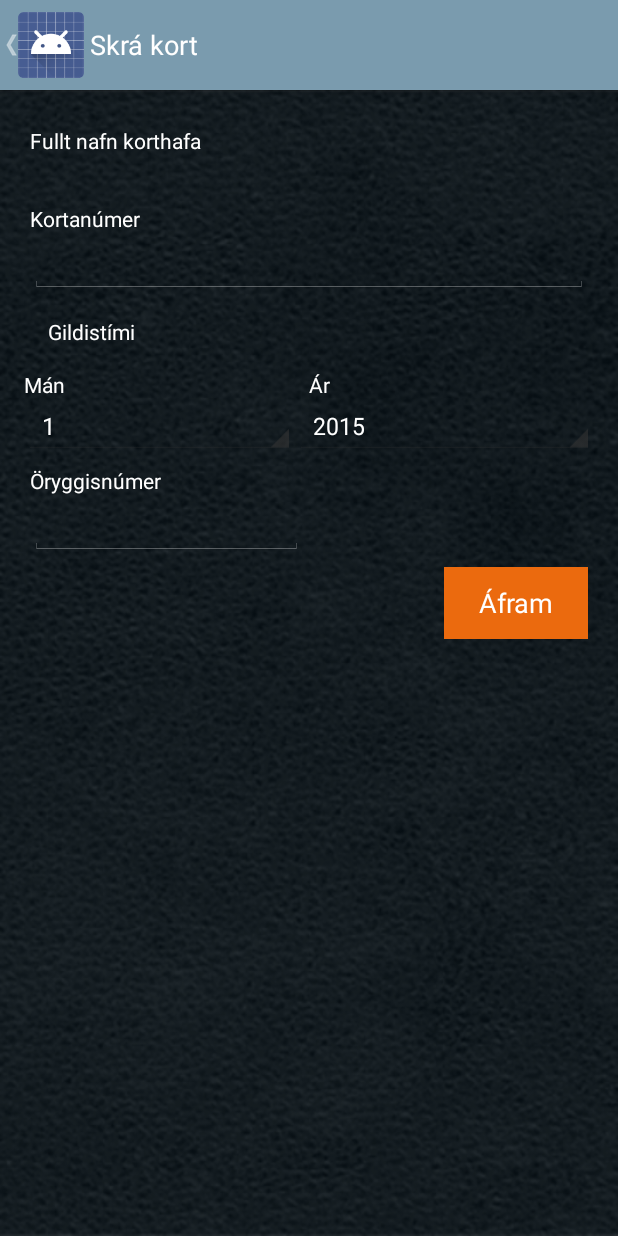
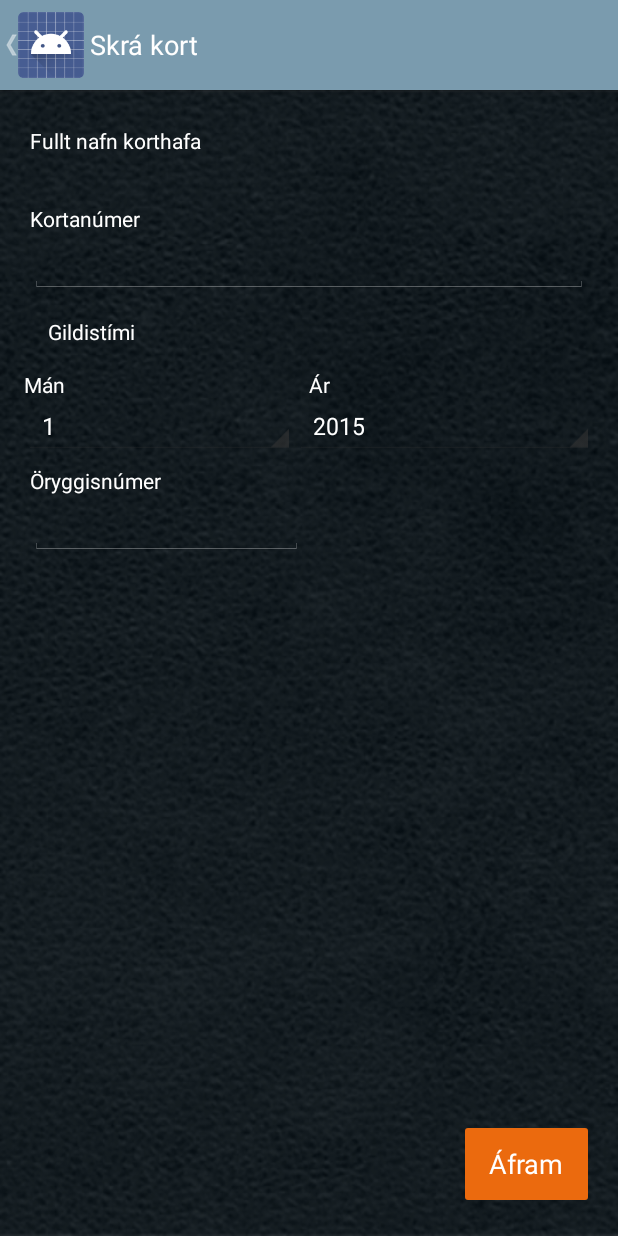
Before and after one commit to eggertj12/nfc, an Android app: the RegisterCardActivity screen opened directly, with no data from a screen before it, on a phone screen of 412 x 824 dp. Run offline under Robolectric (Android 15) with nearby library versions, the phone set to English and light mode, and no system bars; 1 statement that could not run was skipped.

Commit message:
Lots of layout fixes and fixed bug of back button not working in RegisterCard activity

```diff
--- a/app/src/main/java/is/valitor/lokaverkefni/oturgjold/MainActivity.java
+++ b/app/src/main/java/is/valitor/lokaverkefni/oturgjold/MainActivity.java
@@ -33,7 +33,7 @@ import is.valitor.lokaverkefni.oturgjold.utils.NetworkUtil;
 
 
 public class MainActivity extends FragmentActivity {
-    public static final int RESULT_ADD_CARD = 0;
+    public static final int RESULT_ADD_CARD = 1;
 
     private static final int REQUEST_REGISTER_USER = 1;
     private static final int REQUEST_REGISTER_CARD = 2;
@@ -270,6 +270,7 @@ public class MainActivity extends FragmentActivity {
 
         LinearLayout mainLayout = (LinearLayout) findViewById(R.id.mainLinearLayout);
         View registerLayout = findViewById(R.id.sublayout_register);
+        View addCardLayout = findViewById(R.id.sublayout_add_card);
         View paymentLayout = findViewById(R.id.sublayout_payment);
 
         ViewPager vp = (ViewPager) findViewById(R.id.cardPager);
@@ -282,6 +283,7 @@ public class MainActivity extends FragmentActivity {
             getActionBar().hide();
 
             paymentLayout.setVisibility(View.INVISIBLE);
+            addCardLayout.setVisibility(View.INVISIBLE);
             registerLayout.setVisibility(View.VISIBLE);
 
             vp.setVisibility(View.INVISIBLE);
@@ -293,6 +295,7 @@ public class MainActivity extends FragmentActivity {
 
             // Should never happen, but just in case
             paymentLayout.setVisibility(View.INVISIBLE);
+            addCardLayout.setVisibility(View.VISIBLE);
             registerLayout.setVisibility(View.INVISIBLE);
 
             vp.setVisibility(View.INVISIBLE);
@@ -303,6 +306,7 @@ public class MainActivity extends FragmentActivity {
             getActionBar().show();
 
             paymentLayout.setVisibility(View.VISIBLE);
+            addCardLayout.setVisibility(View.INVISIBLE);
             registerLayout.setVisibility(View.INVISIBLE);
 
             vp.setVisibility(View.VISIBLE);
--- a/app/src/main/java/is/valitor/lokaverkefni/oturgjold/RegisterCardActivity.java
+++ b/app/src/main/java/is/valitor/lokaverkefni/oturgjold/RegisterCardActivity.java
@@ -3,8 +3,7 @@ package is.valitor.lokaverkefni.oturgjold;
 import android.app.Activity;
 import android.content.Intent;
 import android.os.Bundle;
-import android.text.Editable;
-import android.text.TextWatcher;
+import android.util.Log;
 import android.view.KeyEvent;
 import android.view.MenuItem;
 import android.view.View;
@@ -22,8 +21,7 @@ import java.util.Calendar;
 
 import is.valitor.lokaverkefni.oturgjold.repository.Repository;
 import is.valitor.lokaverkefni.oturgjold.repository.User;
-import is.valitor.lokaverkefni.oturgjold.utils.FourDigitGrouper;
-import is.valitor.lokaverkefni.oturgjold.utils.FourDigitUngrouper;
+import is.valitor.lokaverkefni.oturgjold.utils.DigitGrouper;
 import is.valitor.lokaverkefni.oturgjold.utils.Validator;
 
 
@@ -99,7 +97,7 @@ public class RegisterCardActivity extends Activity {
         nb = (Button) findViewById(R.id.button_register_card_next);
 
         // Keep credit card number format to groups of four digits
-        cardNumber.addTextChangedListener(new FourDigitGrouper());
+        cardNumber.addTextChangedListener(new DigitGrouper(4));
     }
 
     @Override
@@ -196,7 +194,7 @@ public class RegisterCardActivity extends Activity {
 
 
         cardNumber = (EditText) findViewById(R.id.editCardNumber);
-        String cn = FourDigitUngrouper.RemoveSpaces(cardNumber.getText().toString());
+        String cn = cardNumber.getText().toString().replace(String.valueOf(DigitGrouper.space), "");
         System.out.println(cardNumber);
 
         String cardType = "";
--- a/app/src/main/java/is/valitor/lokaverkefni/oturgjold/utils/FourDigitGrouper.java
+++ b/app/src/main/java/is/valitor/lokaverkefni/oturgjold/utils/DigitGrouper.java
@@ -8,9 +8,17 @@ import android.text.TextWatcher;
  * Created by dasve_000 on 5/5/2015.
  * From Stackoverflow http://stackoverflow.com/questions/11790102/format-credit-card-in-edit-text-in-android
  */
-public class FourDigitGrouper implements TextWatcher {
+public class DigitGrouper implements TextWatcher {
 
-    private static final char space = ' ';
+    public static final char space = ' ';
+
+    private int digitModulus;
+    private int digitBlock;
+
+    public DigitGrouper(int size) {
+        this.digitModulus = size + 1;
+        this.digitBlock = size;
+    }
 
     @Override
     public void onTextChanged(CharSequence s, int start, int before, int count) {
@@ -23,17 +31,17 @@ public class FourDigitGrouper implements TextWatcher {
     @Override
     public void afterTextChanged(Editable s) {
         // Remove spacing char
-        if (s.length() > 0 && (s.length() % 5) == 0) {
+        if (s.length() > 0 && (s.length() % digitModulus) == 0) {
             final char c = s.charAt(s.length() - 1);
             if (space == c) {
                 s.delete(s.length() - 1, s.length());
             }
         }
         // Insert char where needed.
-        if (s.length() > 0 && (s.length() % 5) == 0) {
+        if (s.length() > 0 && (s.length() % digitModulus) == 0) {
             char c = s.charAt(s.length() - 1);
             // Only if its a digit where there should be a space we insert a space
-            if (Character.isDigit(c) && TextUtils.split(s.toString(), String.valueOf(space)).length <= 3) {
+            if (Character.isDigit(c) && TextUtils.split(s.toString(), String.valueOf(space)).length < digitBlock) {
                 s.insert(s.length() - 1, String.valueOf(space));
             }
         }
--- /dev/null
+++ b/app/src/main/res/drawable/btn_orange_rounded.xml
@@ -0,0 +1,9 @@
+<?xml version="1.0" encoding="utf-8"?>
+    <shape xmlns:android="http://schemas.android.com/apk/res/android"
+        android:shape="rectangle">
+        <solid
+            android:color="@color/orange4" />
+
+        <corners
+            android:radius="@dimen/button_corner_rounding" />
+    </shape>
--- a/app/src/main/res/drawable/orange_button.xml
+++ b/app/src/main/res/drawable/btn_white_rounded.xml
@@ -1,8 +1,9 @@
 <?xml version="1.0" encoding="utf-8"?>
     <shape xmlns:android="http://schemas.android.com/apk/res/android"
         android:shape="rectangle">
-        <gradient
-            android:type="linear"
-            android:startColor="@color/orange4"
-            android:endColor="@color/orange4"/>
+        <solid
+            android:color="@color/white" />
+
+        <corners
+            android:radius="@dimen/button_corner_rounding" />
     </shape>
--- a/app/src/main/res/layout/activity_change_selected_card.xml
+++ b/app/src/main/res/layout/activity_change_selected_card.xml
@@ -5,6 +5,7 @@
     android:paddingRight="0dp"
     android:paddingTop="@dimen/activity_vertical_margin"
     android:paddingBottom="@dimen/activity_vertical_margin"
+    android:background="@drawable/leather_background"
     tools:context="is.valitor.lokaverkefni.oturgjold.ChangeSelectedCardActivity"
     >
 
--- a/app/src/main/res/layout/activity_register_card.xml
+++ b/app/src/main/res/layout/activity_register_card.xml
@@ -1,69 +1,69 @@
-<ScrollView
-    xmlns:android="http://schemas.android.com/apk/res/android"
+<RelativeLayout xmlns:android="http://schemas.android.com/apk/res/android"
     xmlns:tools="http://schemas.android.com/tools"
     android:layout_width="fill_parent"
     android:layout_height="fill_parent"
-    tools:context="is.valitor.oturgjold.app.RegisterCardActivity"
-    android:fillViewport="true">
+    android:fillViewport="true"
+    android:paddingBottom="@dimen/activity_vertical_margin"
+    android:paddingLeft="@dimen/activity_horizontal_margin"
+    android:paddingRight="@dimen/activity_horizontal_margin"
+    android:paddingTop="@dimen/activity_vertical_margin"
+    android:background="@drawable/leather_background"
+    tools:context="is.valitor.oturgjold.app.RegisterCardActivity">
+
     <LinearLayout
         android:layout_width="fill_parent"
         android:layout_height="fill_parent"
-        android:orientation="vertical"
-        android:paddingLeft="@dimen/activity_horizontal_margin"
-        android:paddingRight="@dimen/activity_horizontal_margin"
-        android:paddingTop="@dimen/activity_vertical_margin"
-        android:paddingBottom="@dimen/activity_vertical_margin"
         android:layout_alignParentStart="true"
         android:layout_alignParentTop="true"
-        android:weightSum="1"
-        android:background="@drawable/leather_background">
+        android:orientation="vertical"
+        android:weightSum="1">
+
+        <TextView
+            android:id="@+id/titleCardHolderName"
+            android:layout_width="match_parent"
+            android:layout_height="wrap_content"
+            android:layout_gravity="center_horizontal"
+            android:layout_marginLeft="@dimen/inputblock_horzontal_margin"
+            android:layout_marginRight="@dimen/inputblock_horzontal_margin"
+            android:layout_marginTop="@dimen/inputblock_vertical_margin"
+            android:text="@string/label_cardholder_name" />
+
+        <TextView
+            android:id="@+id/cardholderName"
+            android:layout_width="wrap_content"
+            android:layout_height="wrap_content"
+            android:text="Medium Text"
+            android:textAppearance="?android:attr/textAppearanceMedium" />
 
         <TextView
             android:layout_width="match_parent"
             android:layout_height="wrap_content"
-            android:text="@string/label_cardholder_name"
             android:layout_gravity="center_horizontal"
-            android:layout_marginTop="@dimen/inputblock_vertical_margin"
             android:layout_marginLeft="@dimen/inputblock_horzontal_margin"
             android:layout_marginRight="@dimen/inputblock_horzontal_margin"
-            android:id="@+id/titleCardHolderName" />
+            android:layout_marginTop="@dimen/inputblock_vertical_margin"
+            android:text="@string/label_card_number" />
 
-        <TextView
-            android:layout_width="wrap_content"
+        <EditText
+            android:id="@+id/editCardNumber"
+            android:layout_width="match_parent"
             android:layout_height="wrap_content"
-            android:textAppearance="?android:attr/textAppearanceMedium"
-            android:text="Medium Text"
-            android:id="@+id/cardholderName" />
+            android:layout_gravity="center_horizontal"
+            android:layout_marginLeft="@dimen/inputblock_horzontal_margin"
+            android:layout_marginRight="@dimen/inputblock_horzontal_margin"
+            android:digits="0123456789 "
+            android:imeOptions="actionNext"
+            android:inputType="number"
+            android:maxLength="19" />
 
         <TextView
             android:layout_width="match_parent"
             android:layout_height="wrap_content"
-            android:text="@string/label_card_number"
-            android:layout_gravity="center_horizontal"
-            android:layout_marginTop="@dimen/inputblock_vertical_margin"
-            android:layout_marginLeft="@dimen/inputblock_horzontal_margin"
-            android:layout_marginRight="@dimen/inputblock_horzontal_margin" />
-
-        <EditText
-            android:layout_width="match_parent"
-            android:layout_height="wrap_content"
-            android:id="@+id/editCardNumber"
-            android:layout_gravity="center_horizontal"
-            android:layout_marginLeft="@dimen/inputblock_horzontal_margin"
-            android:layout_marginRight="@dimen/inputblock_horzontal_margin"
-            android:inputType="number"
-            android:digits="0123456789 "
-            android:maxLength="19"
-            android:imeOptions="actionNext"/>
-
-        <TextView
-            android:layout_width="match_parent"
-            android:layout_height="wrap_content"
-            android:text="@string/label_validity"
+            android:layout_marginBottom="@dimen/activity_vertical_margin"
             android:layout_marginLeft="@dimen/activity_horizontal_margin"
             android:layout_marginRight="@dimen/activity_horizontal_margin"
             android:layout_marginTop="@dimen/activity_vertical_margin"
-            android:layout_marginBottom="@dimen/activity_vertical_margin"/>
+            android:text="@string/label_validity" />
 
         <LinearLayout
             android:layout_width="match_parent"
@@ -73,92 +73,97 @@
             <TextView
                 android:layout_width="match_parent"
                 android:layout_height="wrap_content"
-                android:text="@string/label_month"
-                android:layout_weight="1"/>
+                android:layout_weight="1"
+                android:text="@string/label_month" />
 
             <TextView
                 android:layout_width="match_parent"
                 android:layout_height="wrap_content"
-                android:text="@string/label_year"
-                android:layout_weight="1"/>
+                android:layout_weight="1"
+                android:text="@string/label_year" />
 
         </LinearLayout>
+
         <LinearLayout
             android:layout_width="match_parent"
             android:layout_height="wrap_content">
+
             <Spinner
+                android:id="@+id/spinnerValidityMonth"
                 android:layout_width="wrap_content"
                 android:layout_height="wrap_content"
-                        android:id="@+id/spinnerValidityMonth"
                 android:layout_gravity="center_vertical"
                 android:layout_weight="1"
-                        android:focusable="true"/>
+                android:focusable="true" />
 
             <Spinner
+                android:id="@+id/spinnerValidityYear"
                 android:layout_width="wrap_content"
                 android:layout_height="wrap_content"
-                        android:id="@+id/spinnerValidityYear"
                 android:layout_gravity="center_vertical"
                 android:layout_weight="1"
-                        android:focusable="true"/>
+                android:focusable="true" />
 
         </LinearLayout>
+
         <LinearLayout
             android:layout_width="match_parent"
             android:layout_height="wrap_content">
+
             <TextView
                 android:layout_width="match_parent"
                 android:layout_height="wrap_content"
-                android:text="@string/label_cvv"
+                android:layout_marginLeft="@dimen/inputblock_horzontal_margin"
+                android:layout_marginRight="@dimen/inputblock_horzontal_margin"
+                android:layout_marginTop="@dimen/inputblock_vertical_margin"
                 android:layout_weight="1"
-                android:layout_marginTop="@dimen/inputblock_vertical_margin"
-                android:layout_marginLeft="@dimen/inputblock_horzontal_margin"
-                android:layout_marginRight="@dimen/inputblock_horzontal_margin" />
+                android:text="@string/label_cvv" />
             <!-- For keeping weight -->
             <TextView
                 android:layout_width="match_parent"
                 android:layout_height="wrap_content"
-                android:layout_weight="1"
+                android:layout_marginLeft="@dimen/inputblock_horzontal_margin"
+                android:layout_marginRight="@dimen/inputblock_horzontal_margin"
                 android:layout_marginTop="@dimen/inputblock_vertical_margin"
-                android:layout_marginLeft="@dimen/inputblock_horzontal_margin"
-                android:layout_marginRight="@dimen/inputblock_horzontal_margin" />
+                android:layout_weight="1" />
 
         </LinearLayout>
+
         <LinearLayout
             android:layout_width="match_parent"
             android:layout_height="wrap_content">
+
             <EditText
+                android:id="@+id/editCardCvv"
                 android:layout_width="match_parent"
                 android:layout_height="wrap_content"
-                android:id="@+id/editCardCvv"
-                android:layout_weight="1"
                 android:layout_marginLeft="@dimen/inputblock_horzontal_margin"
                 android:layout_marginRight="@dimen/inputblock_horzontal_margin"
+                android:layout_weight="1"
                 android:inputType="number"
-                android:maxLength="4"/>
+                android:maxLength="4" />
 
             <!-- For keeping weight -->
             <TextView
                 android:layout_width="match_parent"
                 android:layout_height="wrap_content"
-                android:layout_weight="1"
                 android:layout_marginLeft="@dimen/inputblock_horzontal_margin"
-                android:layout_marginRight="@dimen/inputblock_horzontal_margin"/>
+                android:layout_marginRight="@dimen/inputblock_horzontal_margin"
+                android:layout_weight="1" />
+        </LinearLayout>
+
+
     </LinearLayout>
 
     <Button
-            android:layout_width="@dimen/button_width"
-            android:layout_height="wrap_content"
-            android:text="@string/label_next"
-            android:layout_gravity="right"
+        android:id="@+id/button_register_card_next"
+        style="@style/ButtonOrangeRounded"
+        android:layout_alignParentBottom="true"
+        android:layout_alignParentEnd="true"
+        android:layout_marginBottom="@dimen/inputblock_vertical_margin"
+        android:layout_marginRight="@dimen/inputblock_horzontal_margin"
         android:clickable="true"
         android:nestedScrollingEnabled="true"
         android:onClick="createCardNext"
-            android:layout_marginTop="@dimen/inputblock_vertical_margin"
-            android:layout_marginRight="@dimen/inputblock_horzontal_margin"
-            android:background="@drawable/orange_button"
-            android:id="@+id/button_register_card_next"
-            android:textColor="@color/buttontext" />
-
-    </LinearLayout>
-</ScrollView>
+        android:text="@string/label_next" />
+</RelativeLayout>
--- a/app/src/main/res/values/color.xml
+++ b/app/src/main/res/values/color.xml
@@ -14,12 +14,12 @@
     <color name="black">#000000</color>
     <color name="green">#20a020</color>
 
-    <color name="buttontext">#fff</color>
+    <color name="btn_text_default">#fff</color>
     <color name="background">#ffdfebf5</color>
     <color name="headerBlue">#F07396AA</color>
     <color name="text_white">#FFFFFF</color>
     <color name="background_grey">#515152</color>
-    <color name="alt_button_text">#EB6A0E</color>
+    <color name="btn_text_alt">#EB6A0E</color>
     <color name="text_grey">#a051524D</color>
 
     <color name="dark_blue">#00273d</color>
--- a/app/src/main/res/values/dimens.xml
+++ b/app/src/main/res/values/dimens.xml
@@ -11,6 +11,7 @@
 
     <!-- For Rectangular buttons -->
     <dimen name="button_width">96sp</dimen>
+    <dimen name="button_corner_rounding">2dp</dimen>
 
     <!-- For card fragment. Maybe this absolute dimensions method is crazy -->
     <dimen name="card_name_top_margin">34dp</dimen>
--- a/app/src/main/res/values/styles.xml
+++ b/app/src/main/res/values/styles.xml
@@ -25,6 +25,20 @@
         <item name="android:background">@color/background_grey</item>
     </style>
 
+    <style name="ButtonOrangeRounded">
+        <item name="android:layout_width">wrap_content</item>
+        <item name="android:layout_height">wrap_content</item>
+        <item name="android:paddingLeft">16dp</item>
+        <item name="android:paddingRight">16dp</item>
+        <item name="android:paddingTop">4dp</item>
+        <item name="android:paddingBottom">4dp</item>
+        <item name="android:layout_centerHorizontal">true</item>
+        <item name="android:layout_centerVertical">true</item>
+        <item name="android:textAlignment">center</item>
+        <item name="android:background">@drawable/btn_orange_rounded</item>
+        <item name="android:textColor">@color/btn_text_default</item>
+    </style>
+
     <style name="ButtonOrangeCircle">
         <item name="android:layout_width">72dp</item>
         <item name="android:layout_height">72dp</item>
@@ -33,8 +47,8 @@
         <item name="android:gravity">center</item>
         <item name="android:textAlignment">center</item>
         <item name="android:textSize">24dp</item>
-        <item name="android:background">@drawable/orange_circle</item>
-        <item name="android:textColor">@color/buttontext</item>
+        <item name="android:background">@drawable/btn_orange_circle</item>
+        <item name="android:textColor">@color/btn_text_default</item>
     </style>
 
     <style name="ButtonPinNumber">
@@ -46,7 +60,7 @@
         <item name="android:textSize">32sp</item>
         <item name="android:background">@drawable/button_payment</item>
         <item name="android:fontFamily">sans-serif-thin</item>
-        <item name="android:textColor">@color/buttontext</item>
+        <item name="android:textColor">@color/btn_text_default</item>
     </style>
 
     <style name="PinStar">
```
Also changed, not shown: app/src/main/java/is/valitor/lokaverkefni/oturgjold/RegisterAccountActivity.java (+7 -1 lines), app/src/main/java/is/valitor/lokaverkefni/oturgjold/utils/FourDigitUngrouper.java (deleted, +0 -16 lines), app/src/main/res/layout/activity_customize_card.xml (+19 -31 lines), app/src/main/res/layout/activity_finalize_register_card.xml (+4 -4 lines), app/src/main/res/layout/activity_main.xml (+18 -0 lines), app/src/main/res/layout/activity_register_account.xml (+11 -19 lines), app/src/main/res/drawable/btn_orange_circle.xml (renamed from app/src/main/res/drawable/orange_circle.xml). Lines whose indentation alone changed are shown as unchanged.
